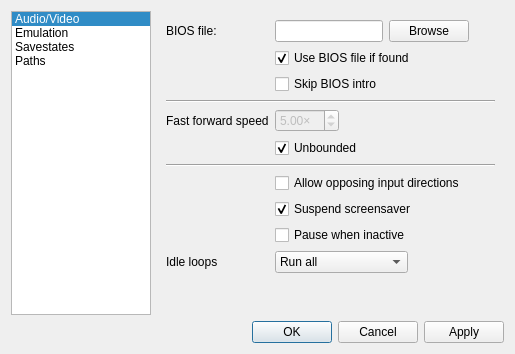
Before: the Qt Designer form Libretro/mgba/src/platform/qt/SettingsView.ui in kiddreads/Avalon-copy2, drawn with Qt 5.
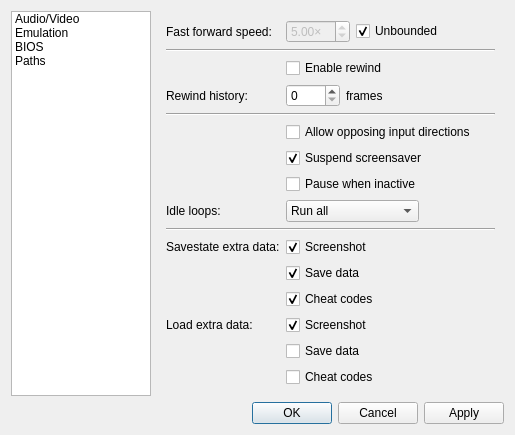
After: the same form once the commit is applied. The open tabs and pages were chosen to show the change.

Patch:
```diff
--- a/Libretro/mgba/src/platform/qt/SettingsView.ui
+++ b/Libretro/mgba/src/platform/qt/SettingsView.ui
@@ -6,8 +6,8 @@
    <rect>
     <x>0</x>
     <y>0</y>
-    <width>548</width>
-    <height>431</height>
+    <width>650</width>
+    <height>450</height>
    </rect>
   </property>
   <property name="sizePolicy">
@@ -45,7 +45,7 @@
       </size>
      </property>
      <property name="currentRow">
-      <number>0</number>
+      <number>-1</number>
      </property>
      <item>
       <property name="text">
@@ -59,7 +59,7 @@
      </item>
      <item>
       <property name="text">
-       <string>Savestates</string>
+       <string>BIOS</string>
       </property>
      </item>
      <item>
@@ -390,104 +390,102 @@
         <enum>QFormLayout::FieldsStayAtSizeHint</enum>
        </property>
        <item row="0" column="0">
-        <widget class="QLabel" name="label">
-         <property name="text">
-          <string>BIOS file:</string>
-         </property>
-        </widget>
-       </item>
-       <item row="0" column="1">
-        <layout class="QHBoxLayout" name="horizontalLayout">
-         <item>
-          <widget class="QLineEdit" name="bios">
-           <property name="sizePolicy">
-            <sizepolicy hsizetype="Expanding" vsizetype="Fixed">
-             <horstretch>0</horstretch>
-             <verstretch>0</verstretch>
-            </sizepolicy>
-           </property>
-          </widget>
-         </item>
-         <item>
-          <widget class="QPushButton" name="biosBrowse">
-           <property name="text">
-            <string>Browse</string>
-           </property>
-          </widget>
-         </item>
-        </layout>
-       </item>
-       <item row="1" column="1">
-        <widget class="QCheckBox" name="useBios">
-         <property name="text">
-          <string>Use BIOS file if found</string>
-         </property>
-         <property name="checked">
-          <bool>true</bool>
-         </property>
-        </widget>
-       </item>
-       <item row="2" column="1">
-        <widget class="QCheckBox" name="skipBios">
-         <property name="text">
-          <string>Skip BIOS intro</string>
-         </property>
-        </widget>
-       </item>
-       <item row="3" column="0" colspan="2">
-        <widget class="Line" name="line">
-         <property name="orientation">
-          <enum>Qt::Horizontal</enum>
-         </property>
-        </widget>
-       </item>
-       <item row="4" column="0">
         <widget class="QLabel" name="label_18">
          <property name="text">
-          <string>Fast forward speed</string>
+          <string>Fast forward speed:</string>
          </property>
         </widget>
        </item>
-       <item row="4" column="1">
-        <widget class="QDoubleSpinBox" name="fastForwardRatio">
-         <property name="enabled">
-          <bool>false</bool>
+       <item row="0" column="1">
+        <layout class="QHBoxLayout" name="horizontalLayout_5">
+         <item>
+          <widget class="QDoubleSpinBox" name="fastForwardRatio">
+           <property name="enabled">
+            <bool>false</bool>
+           </property>
+           <property name="suffix">
+            <string>×</string>
+           </property>
+           <property name="minimum">
+            <double>0.010000000000000</double>
+           </property>
+           <property name="maximum">
+            <double>20.000000000000000</double>
+           </property>
+           <property name="singleStep">
+            <double>0.500000000000000</double>
+           </property>
+           <property name="value">
+            <double>5.000000000000000</double>
+           </property>
+          </widget>
+         </item>
+         <item>
+          <widget class="QCheckBox" name="fastForwardUnbounded">
+           <property name="text">
+            <string>Unbounded</string>
+           </property>
+           <property name="checked">
+            <bool>true</bool>
+           </property>
+          </widget>
+         </item>
+        </layout>
+       </item>
+       <item row="1" column="0" colspan="2">
+        <widget class="Line" name="line">
+         <property name="orientation">
+          <enum>Qt::Horizontal</enum>
          </property>
-         <property name="suffix">
-          <string>×</string>
+        </widget>
+       </item>
+       <item row="2" column="1">
+        <widget class="QCheckBox" name="rewind">
+         <property name="text">
+          <string>Enable rewind</string>
          </property>
-         <property name="minimum">
-          <double>0.010000000000000</double>
-         </property>
-         <property name="maximum">
-          <double>20.000000000000000</double>
-         </property>
-         <property name="singleStep">
-          <double>0.500000000000000</double>
-         </property>
-         <property name="value">
-          <double>5.000000000000000</double>
-         </property>
         </widget>
        </item>
-       <item row="5" column="1">
-        <widget class="QCheckBox" name="fastForwardUnbounded">
+       <item row="3" column="0">
+        <widget class="QLabel" name="label_8">
          <property name="text">
-          <string>Unbounded</string>
+          <string>Rewind history:</string>
          </property>
-         <property name="checked">
-          <bool>true</bool>
-         </property>
         </widget>
        </item>
-       <item row="6" column="0" colspan="2">
+       <item row="3" column="1">
+        <layout class="QHBoxLayout" name="horizontalLayout_13">
+         <item>
+          <widget class="QSpinBox" name="rewindCapacity">
+           <property name="maximum">
+            <number>3600</number>
+           </property>
+          </widget>
+         </item>
+         <item>
+          <widget class="QLabel" name="label_7">
+           <property name="text">
+            <string>frames</string>
+           </property>
+          </widget>
+         </item>
+        </layout>
+       </item>
+       <item row="4" column="0" colspan="2">
         <widget class="Line" name="line_3">
          <property name="orientation">
           <enum>Qt::Horizontal</enum>
          </property>
         </widget>
        </item>
-       <item row="8" column="1">
+       <item row="5" column="1">
+        <widget class="QCheckBox" name="allowOpposingDirections">
+         <property name="text">
+          <string>Allow opposing input directions</string>
+         </property>
+        </widget>
+       </item>
+       <item row="6" column="1">
         <widget class="QCheckBox" name="suspendScreensaver">
          <property name="text">
           <string>Suspend screensaver</string>
@@ -497,21 +495,21 @@
          </property>
         </widget>
        </item>
-       <item row="9" column="1">
+       <item row="7" column="1">
         <widget class="QCheckBox" name="pauseOnFocusLost">
          <property name="text">
           <string>Pause when inactive</string>
          </property>
         </widget>
        </item>
-       <item row="10" column="0">
+       <item row="8" column="0">
         <widget class="QLabel" name="label_15">
          <property name="text">
-          <string>Idle loops</string>
+          <string>Idle loops:</string>
          </property>
         </widget>
        </item>
-       <item row="10" column="1">
+       <item row="8" column="1">
         <widget class="QComboBox" name="idleOptimization">
          <item>
           <property name="text">
@@ -530,28 +528,21 @@
          </item>
         </widget>
        </item>
-       <item row="7" column="1">
-        <widget class="QCheckBox" name="allowOpposingDirections">
-         <property name="text">
-          <string>Allow opposing input directions</string>
+       <item row="9" column="0" colspan="2">
+        <widget class="Line" name="line_2">
+         <property name="orientation">
+          <enum>Qt::Horizontal</enum>
          </property>
         </widget>
        </item>
-      </layout>
-     </widget>
-     <widget class="QWidget" name="page_2">
-      <layout class="QFormLayout" name="formLayout_4">
-       <property name="fieldGrowthPolicy">
-        <enum>QFormLayout::FieldsStayAtSizeHint</enum>
-       </property>
-       <item row="0" column="0">
+       <item row="10" column="0">
         <widget class="QLabel" name="label_24">
          <property name="text">
-          <string>Save extra data</string>
+          <string>Savestate extra data:</string>
          </property>
         </widget>
        </item>
-       <item row="0" column="1">
+       <item row="10" column="1">
         <widget class="QCheckBox" name="saveStateScreenshot">
          <property name="text">
           <string>Screenshot</string>
@@ -561,7 +552,7 @@
          </property>
         </widget>
        </item>
-       <item row="1" column="1">
+       <item row="11" column="1">
         <widget class="QCheckBox" name="saveStateSave">
          <property name="text">
           <string>Save data</string>
@@ -571,7 +562,7 @@
          </property>
         </widget>
        </item>
-       <item row="2" column="1">
+       <item row="12" column="1">
         <widget class="QCheckBox" name="saveStateCheats">
          <property name="text">
           <string>Cheat codes</string>
@@ -581,21 +572,14 @@
          </property>
         </widget>
        </item>
-       <item row="4" column="0" colspan="2">
-        <widget class="Line" name="line_8">
-         <property name="orientation">
-          <enum>Qt::Horizontal</enum>
-         </property>
-        </widget>
-       </item>
-       <item row="5" column="0">
+       <item row="13" column="0">
         <widget class="QLabel" name="label_25">
          <property name="text">
-          <string>Load extra data</string>
+          <string>Load extra data:</string>
          </property>
         </widget>
        </item>
-       <item row="5" column="1">
+       <item row="13" column="1">
         <widget class="QCheckBox" name="loadStateScreenshot">
          <property name="text">
           <string>Screenshot</string>
@@ -605,43 +589,68 @@
          </property>
         </widget>
        </item>
-       <item row="6" column="1">
+       <item row="14" column="1">
         <widget class="QCheckBox" name="loadStateSave">
          <property name="text">
           <string>Save data</string>
          </property>
         </widget>
        </item>
-       <item row="7" column="1">
+       <item row="15" column="1">
         <widget class="QCheckBox" name="loadStateCheats">
          <property name="text">
           <string>Cheat codes</string>
          </property>
         </widget>
        </item>
-       <item row="8" column="0" colspan="2">
-        <widget class="Line" name="line_2">
-         <property name="orientation">
-          <enum>Qt::Horizontal</enum>
+      </layout>
+     </widget>
+     <widget class="QWidget" name="bios">
+      <layout class="QFormLayout" name="formLayout_5">
+       <item row="0" column="0">
+        <widget class="QLabel" name="label">
+         <property name="text">
+          <string>GB BIOS file:</string>
          </property>
         </widget>
        </item>
-       <item row="9" column="1">
-        <widget class="QCheckBox" name="rewind">
+       <item row="0" column="1">
+        <layout class="QHBoxLayout" name="horizontalLayout">
+         <item>
+          <widget class="QLineEdit" name="gbBios">
+           <property name="sizePolicy">
+            <sizepolicy hsizetype="Expanding" vsizetype="Fixed">
+             <horstretch>0</horstretch>
+             <verstretch>0</verstretch>
+            </sizepolicy>
+           </property>
+          </widget>
+         </item>
+         <item>
+          <widget class="QPushButton" name="gbBiosBrowse">
+           <property name="text">
+            <string>Browse</string>
+           </property>
+          </widget>
+         </item>
+        </layout>
+       </item>
+       <item row="3" column="1">
+        <widget class="QCheckBox" name="useBios">
          <property name="text">
           <string>Enable rewind</string>
          </property>
         </widget>
        </item>
-       <item row="10" column="0">
-        <widget class="QLabel" name="label_8">
+       <item row="4" column="1">
+        <widget class="QCheckBox" name="skipBios">
          <property name="text">
           <string>Rewind history:</string>
          </property>
         </widget>
        </item>
-       <item row="10" column="1">
-        <layout class="QHBoxLayout" name="horizontalLayout_13">
+       <item row="2" column="1">
+        <layout class="QHBoxLayout" name="horizontalLayout_8">
          <item>
           <widget class="QSpinBox" name="rewindCapacity">
            <property name="maximum">
```
Left out of the diff: 95 changed lines with no effect on the pictures.
